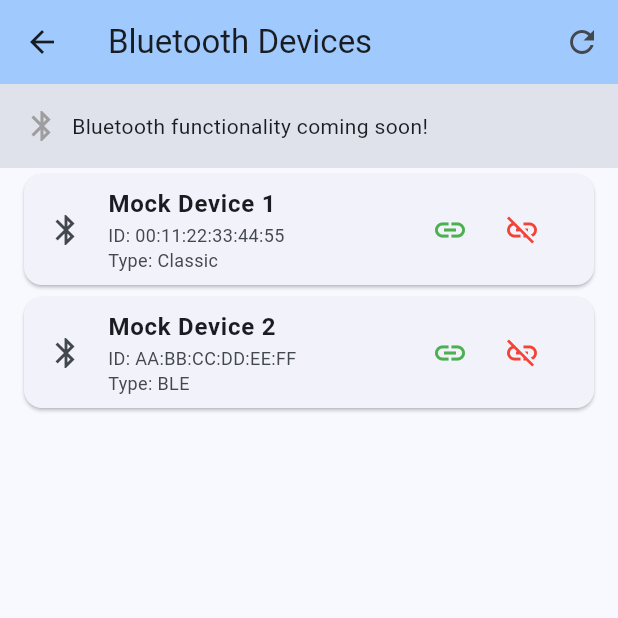
After one commit to Daneshwaran/flutter-maps, a Flutter app: the screen it shows after launch, after a tap on "List Bluetooth Devices", on a phone screen of 412 x 824 dp, the top half of it. The commit adds this screen. Run offline on Flutter 3.47's test engine with Material 3 defaults, Android fonts, the phone set to English and light mode, and no system bars; our stand-ins replace flutter_map, geolocator, latlong2.

Commit message:
mock bluetooth screen added

```diff
--- /dev/null
+++ b/lib/bluetooth_screen.dart
@@ -0,0 +1,252 @@
+import 'dart:async';
+import 'package:flutter/material.dart';
+
+class BluetoothScreen extends StatefulWidget {
+  const BluetoothScreen({super.key});
+
+  @override
+  State<BluetoothScreen> createState() => _BluetoothScreenState();
+}
+
+class _BluetoothScreenState extends State<BluetoothScreen> {
+  List<Map<String, String>> _devices = [];
+  bool _isScanning = false;
+  String _statusMessage = 'Bluetooth functionality coming soon!';
+
+  @override
+  void initState() {
+    super.initState();
+    _loadMockDevices();
+  }
+
+  void _loadMockDevices() {
+    setState(() {
+      _devices = [
+        {'name': 'Mock Device 1', 'id': '00:11:22:33:44:55', 'type': 'Classic'},
+        {'name': 'Mock Device 2', 'id': 'AA:BB:CC:DD:EE:FF', 'type': 'BLE'},
+      ];
+    });
+  }
+
+  Future<void> _startScan() async {
+    try {
+      setState(() {
+        _isScanning = true;
+        _statusMessage = 'Scanning for Bluetooth devices...';
+        _devices.clear();
+      });
+
+      // Simulate scanning
+      await Future.delayed(const Duration(seconds: 3));
+
+      setState(() {
+        _isScanning = false;
+        _devices = [
+          {
+            'name': 'Mock Device 1',
+            'id': '00:11:22:33:44:55',
+            'type': 'Classic',
+          },
+          {'name': 'Mock Device 2', 'id': 'AA:BB:CC:DD:EE:FF', 'type': 'BLE'},
+        ];
+        _statusMessage = 'Found ${_devices.length} device(s)';
+      });
+    } catch (e) {
+      setState(() {
+        _isScanning = false;
+        _statusMessage = 'Error: $e';
+      });
+      ScaffoldMessenger.of(context).showSnackBar(
+        SnackBar(content: Text('Scan failed: $e'), backgroundColor: Colors.red),
+      );
+    }
+  }
+
+  Future<void> _connectToDevice(Map<String, String> device) async {
+    try {
+      ScaffoldMessenger.of(context).showSnackBar(
+        SnackBar(
+          content: Text('Connected to ${device['name']}'),
+          backgroundColor: Colors.green,
+        ),
+      );
+    } catch (e) {
+      ScaffoldMessenger.of(context).showSnackBar(
+        SnackBar(
+          content: Text('Connection failed: $e'),
+          backgroundColor: Colors.red,
+        ),
+      );
+    }
+  }
+
+  Future<void> _disconnectFromDevice(Map<String, String> device) async {
+    try {
+      ScaffoldMessenger.of(context).showSnackBar(
+        SnackBar(
+          content: Text('Disconnected from ${device['name']}'),
+          backgroundColor: Colors.orange,
+        ),
+      );
+    } catch (e) {
+      ScaffoldMessenger.of(context).showSnackBar(
+        SnackBar(
+          content: Text('Disconnect failed: $e'),
+          backgroundColor: Colors.red,
+        ),
+      );
+    }
+  }
+
+  @override
+  Widget build(BuildContext context) {
+    return Scaffold(
+      appBar: AppBar(
+        title: const Text('Bluetooth Devices'),
+        backgroundColor: Theme.of(context).colorScheme.inversePrimary,
+        actions: [
+          IconButton(
+            onPressed: _isScanning ? null : _startScan,
+            icon: Icon(_isScanning ? Icons.stop : Icons.refresh),
+            tooltip: _isScanning ? 'Scanning...' : 'Scan for devices',
+          ),
+        ],
+      ),
+      body: Column(
+        children: [
+          // Status message
+          Container(
+            width: double.infinity,
+            padding: const EdgeInsets.all(16.0),
+            color: Theme.of(context).colorScheme.surfaceVariant,
+            child: Row(
+              children: [
+                Icon(
+                  _isScanning ? Icons.bluetooth_searching : Icons.bluetooth,
+                  color: _isScanning ? Colors.blue : Colors.grey,
+                ),
+                const SizedBox(width: 8),
+                Expanded(
+                  child: Text(
+                    _statusMessage,
+                    style: const TextStyle(fontSize: 14),
+                  ),
+                ),
+                if (_isScanning)
+                  const SizedBox(
+                    width: 20,
+                    height: 20,
+                    child: CircularProgressIndicator(strokeWidth: 2),
+                  ),
+              ],
+            ),
+          ),
+
+          // Device list
+          Expanded(
+            child:
+                _devices.isEmpty
+                    ? Center(
+                      child: Column(
+                        mainAxisAlignment: MainAxisAlignment.center,
+                        children: [
+                          Icon(
+                            Icons.bluetooth_disabled,
+                            size: 64,
+                            color: Colors.grey[400],
+                          ),
+                          const SizedBox(height: 16),
+                          Text(
+                            _isScanning ? 'Scanning...' : 'No devices found',
+                            style: TextStyle(
+                              fontSize: 18,
+                              color: Colors.grey[600],
+                            ),
+                          ),
+                          const SizedBox(height: 8),
+                          Text(
+                            'Make sure Bluetooth is enabled and devices are discoverable',
+                            style: TextStyle(
+                              fontSize: 14,
+                              color: Colors.grey[500],
+                            ),
+                            textAlign: TextAlign.center,
+                          ),
+                        ],
+                      ),
+                    )
+                    : ListView.builder(
+                      itemCount: _devices.length,
+                      itemBuilder: (context, index) {
+                        final device = _devices[index];
+                        return Card(
+                          margin: const EdgeInsets.symmetric(
+                            horizontal: 16.0,
+                            vertical: 4.0,
+                          ),
+                          child: ListTile(
+                            leading: const Icon(Icons.bluetooth),
+                            title: Text(
+                              device['name']!,
+                              style: const TextStyle(
+                                fontWeight: FontWeight.bold,
+                              ),
+                            ),
+                            subtitle: Text(
+                              'ID: ${device['id']}\nType: ${device['type']}',
+                              style: const TextStyle(fontSize: 12),
+                            ),
+                            trailing: Row(
+                              mainAxisSize: MainAxisSize.min,
+                              children: [
+                                IconButton(
+                                  onPressed: () => _connectToDevice(device),
+                                  icon: const Icon(Icons.link),
+                                  tooltip: 'Connect',
+                                  color: Colors.green,
+                                ),
+                                IconButton(
+                                  onPressed:
+                                      () => _disconnectFromDevice(device),
+                                  icon: const Icon(Icons.link_off),
+                                  tooltip: 'Disconnect',
+                                  color: Colors.red,
+                                ),
+                              ],
+                            ),
+                            onTap: () {
+                              showDialog(
+                                context: context,
+                                builder:
+                                    (context) => AlertDialog(
+                                      title: Text(device['name']!),
+                                      content: Text(
+                                        'ID: ${device['id']}\n'
+                                        'Name: ${device['name']}\n'
+                                        'Type: ${device['type']}',
+                                      ),
+                                      actions: [
+                                        TextButton(
+                                          onPressed:
+                                              () => Navigator.pop(context),
+                                          child: const Text('Close'),
+                                        ),
+                                      ],
+                                    ),
+                              );
+                            },
+                          ),
+                        );
+                      },
+                    ),
+          ),
+        ],
+      ),
+    );
+  }
+
+  @override
+  void dispose() {
+    super.dispose();
+  }
+}
--- a/lib/main.dart
+++ b/lib/main.dart
@@ -2,6 +2,7 @@ import 'package:flutter/material.dart';
 import 'package:geolocator/geolocator.dart';
 import 'gps_service.dart';
 import 'map_screen.dart';
+import 'bluetooth_screen.dart';
 
 void main() {
   runApp(const MyApp());
@@ -175,6 +176,43 @@ class _GpsLocationPageState extends State<GpsLocationPage> {
                       foregroundColor: Colors.white,
                     ),
                   ),
+                  const SizedBox(height: 16),
+                  ElevatedButton.icon(
+                    onPressed: () {
+                      Navigator.push(
+                        context,
+                        PageRouteBuilder(
+                          pageBuilder:
+                              (context, animation, secondaryAnimation) =>
+                                  const BluetoothScreen(),
+                          transitionsBuilder: (
+                            context,
+                            animation,
+                            secondaryAnimation,
+                            child,
+                          ) {
+                            return SlideTransition(
+                              position: Tween<Offset>(
+                                begin: const Offset(1.0, 0.0),
+                                end: Offset.zero,
+                              ).animate(animation),
+                              child: child,
+                            );
+                          },
+                        ),
+                      );
+                    },
+                    icon: const Icon(Icons.bluetooth),
+                    label: const Text('List Bluetooth Devices'),
+                    style: ElevatedButton.styleFrom(
+                      padding: const EdgeInsets.symmetric(
+                        horizontal: 24,
+                        vertical: 12,
+                      ),
+                      backgroundColor: Colors.purple,
+                      foregroundColor: Colors.white,
+                    ),
+                  ),
                 ],
               ),
           ],
--- a/pubspec.yaml
+++ b/pubspec.yaml
@@ -42,6 +42,8 @@ dependencies:
   # Map services
   flutter_map: ^7.0.0
   latlong2: ^0.9.0
+
+
 
 dev_dependencies:
   flutter_test:
```
Also changed, not shown: 1 other file.
